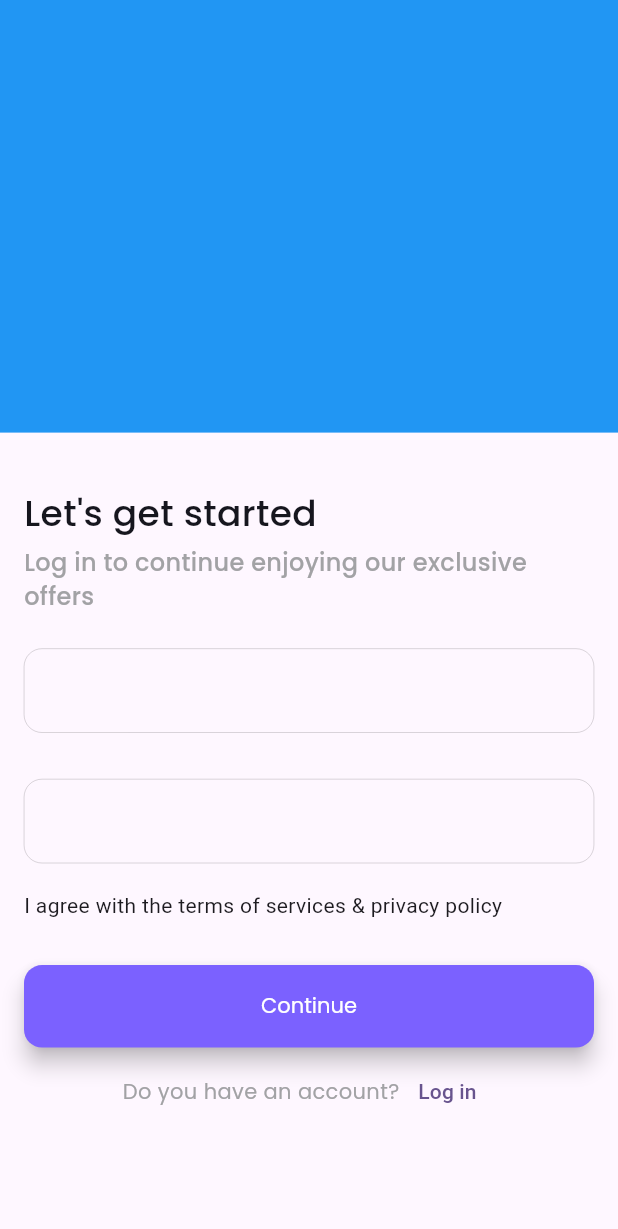
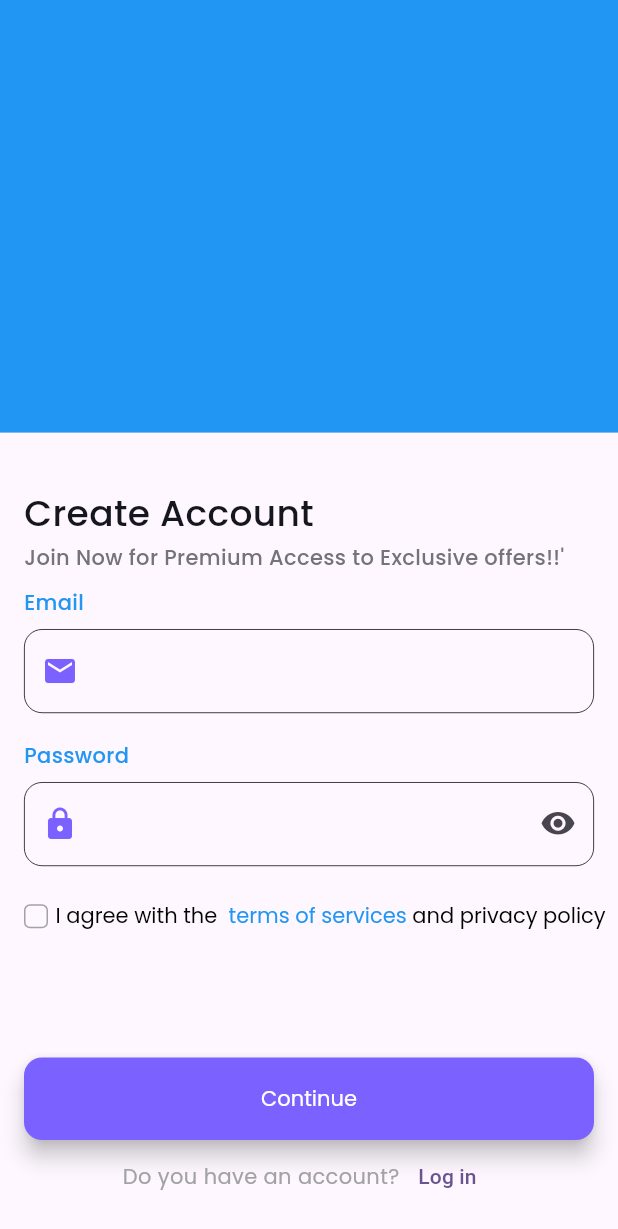
Before and after one commit to xclusiveskate/cloth_shopping_app, a Flutter app: the SignUpPage screen opened directly, on a phone screen of 412 x 824 dp. Shown: the top 1229 px of the screen. Run offline on Flutter 3.47's test engine with Material 3 defaults, Android fonts, the phone set to English and light mode, and no system bars; our stand-ins replace flutter_svg, gap, google_fonts.

Commit message:
password recovery page designed

```diff
--- a/lib/routes/exports.dart
+++ b/lib/routes/exports.dart
@@ -1,3 +1,4 @@
+export 'package:cloth_shopping_app/views/screens/auth/forgot_password.dart';
 export 'package:cloth_shopping_app/views/screens/auth/login_page.dart';
 export 'package:cloth_shopping_app/views/screens/auth/signup_page.dart';
 export 'package:cloth_shopping_app/views/screens/notifications/notification_permission.dart';
--- a/lib/routes/route.dart
+++ b/lib/routes/route.dart
@@ -17,6 +17,8 @@ class RouteGenerator {
         return materialPageRoute(const SignInPage());
       case SignUpPage.id:
         return materialPageRoute(const SignUpPage());
+      case ForgotPasswordPage.id:
+        return materialPageRoute(const ForgotPasswordPage());
 
       default:
         return materialPageRoute(const OnboardingScreen());
--- /dev/null
+++ b/lib/views/components/custom_checkbox.dart
@@ -0,0 +1,45 @@
+// ignore_for_file: library_private_types_in_public_api, prefer_const_constructors
+
+import 'package:cloth_shopping_app/constants/colors.dart';
+import 'package:flutter/material.dart';
+
+class CustomCheckbox extends StatefulWidget {
+  final bool value;
+  final ValueChanged<bool>? onChanged;
+
+  const CustomCheckbox({
+    super.key,
+    required this.value,
+    required this.onChanged,
+  });
+
+  @override
+  _CustomCheckboxState createState() => _CustomCheckboxState();
+}
+
+class _CustomCheckboxState extends State<CustomCheckbox> {
+  @override
+  Widget build(BuildContext context) {
+    return GestureDetector(
+      onTap: () {
+        widget.onChanged?.call(!widget.value);
+      },
+      child: Container(
+        height: 16,
+        width: 16,
+        decoration: BoxDecoration(
+          border: Border.all(color: blackColor40),
+          borderRadius: BorderRadius.circular(4),
+          color: widget.value ? primaryColor : Colors.transparent,
+        ),
+        child: widget.value
+            ? Icon(
+                Icons.check,
+                color: Colors.white,
+                size: 12,
+              )
+            : null,
+      ),
+    );
+  }
+}
--- a/lib/views/components/input_field.dart
+++ b/lib/views/components/input_field.dart
@@ -1,3 +1,5 @@
+// ignore_for_file: must_be_immutable
+
 import 'package:cloth_shopping_app/constants/colors.dart';
 import 'package:flutter/material.dart';
 
@@ -13,7 +15,7 @@ class CustomTextField extends StatelessWidget {
 
   String? hintText;
   IconData? prefixIcon;
-  IconData? suffixIcon;
+  Widget? suffixIcon;
   final TextEditingController controller;
   Function(String value)? onChanged;
 
@@ -26,12 +28,16 @@ class CustomTextField extends StatelessWidget {
         onChanged: onChanged,
         decoration: InputDecoration(
           hintText: hintText,
-          suffixIcon: Icon(suffixIcon),
-          prefixIcon: Icon(prefixIcon),
+          suffixIcon: suffixIcon,
+          prefixIcon: Icon(
+            prefixIcon,
+            color: primaryColor,
+          ),
           enabledBorder: OutlineInputBorder(
             borderSide: const BorderSide(
-                color: Colors.black, // Transparent border
-                width: 0.1),
+              color: Colors.black, // Transparent border
+              width: 0.5,
+            ),
             borderRadius: BorderRadius.circular(12), // Rounded border
           ),
           focusedBorder: OutlineInputBorder(
--- /dev/null
+++ b/lib/views/components/label_text.dart
@@ -0,0 +1,22 @@
+import 'package:cloth_shopping_app/views/components/app_styles.dart';
+import 'package:flutter/material.dart';
+
+class LabelText extends StatelessWidget {
+  final String labelText;
+  const LabelText({super.key, required this.labelText});
+
+  @override
+  Widget build(BuildContext context) {
+    return Align(
+      alignment: Alignment.topLeft,
+      child: Text(
+        labelText,
+        style: textStyle(
+          color: Colors.blue,
+          size: 14,
+          weight: FontWeight.w500,
+        ),
+      ),
+    );
+  }
+}
--- a/lib/views/screens/auth/login_page.dart
+++ b/lib/views/screens/auth/login_page.dart
@@ -3,6 +3,7 @@ import 'package:cloth_shopping_app/routes/exports.dart';
 import 'package:cloth_shopping_app/views/components/app_styles.dart';
 import 'package:cloth_shopping_app/views/components/elevated_button.dart';
 import 'package:cloth_shopping_app/views/components/input_field.dart';
+import 'package:cloth_shopping_app/views/components/label_text.dart';
 import 'package:flutter/material.dart';
 import 'package:gap/gap.dart';
 
@@ -52,11 +53,14 @@ class _SignInPageState extends State<SignInPage> {
                                 color: blackColor40,
                                 weight: FontWeight.w500)),
                         const Gap(20),
+                        const LabelText(labelText: "Email"),
                         CustomTextField(
                           controller: controller,
                           hintText: "Email address",
                           prefixIcon: Icons.mail,
                         ),
+                        const Gap(15),
+                        const LabelText(labelText: "Password"),
                         CustomTextField(
                           controller: controller,
                           hintText: "Password",
@@ -65,8 +69,11 @@ class _SignInPageState extends State<SignInPage> {
                         Align(
                           alignment: Alignment.center,
                           child: TextButton(
-                            onPressed: () {},
-                            child: const Text("Forgot Password"),
+                            onPressed: () {
+                              Navigator.pushNamed(
+                                  context, ForgotPasswordPage.id);
+                            },
+                            child: const Text("Forgot Password??"),
                           ),
                         ),
                       ],
--- a/lib/views/screens/auth/signup_page.dart
+++ b/lib/views/screens/auth/signup_page.dart
@@ -1,8 +1,12 @@
 import 'package:cloth_shopping_app/constants/colors.dart';
 import 'package:cloth_shopping_app/constants/padding.dart';
 import 'package:cloth_shopping_app/views/components/app_styles.dart';
+import 'package:cloth_shopping_app/views/components/custom_checkbox.dart';
 import 'package:cloth_shopping_app/views/components/elevated_button.dart';
 import 'package:cloth_shopping_app/views/components/input_field.dart';
+import 'package:cloth_shopping_app/views/components/label_text.dart';
+import 'package:cloth_shopping_app/views/screens/auth/login_page.dart';
+import 'package:flutter/gestures.dart';
 import 'package:flutter/material.dart';
 import 'package:gap/gap.dart';
 
@@ -16,6 +20,7 @@ class SignUpPage extends StatefulWidget {
 
 class _SignUpPageState extends State<SignUpPage> {
   final controller = TextEditingController();
+  bool isChecked = false;
   @override
   Widget build(BuildContext context) {
     return Scaffold(
@@ -33,34 +38,82 @@ class _SignUpPageState extends State<SignUpPage> {
                 child: Padding(
               padding: const EdgeInsets.all(16.0),
               child: Column(
+                children: [
+                  Column(
                     crossAxisAlignment: CrossAxisAlignment.stretch,
                     children: [
                       Text(
-                    "Let's get started",
+                        "Create Account",
                         style: textStyle(
-                        size: 24, color: blackColor, weight: FontWeight.w500),
+                            size: 24,
+                            color: blackColor,
+                            weight: FontWeight.w500),
                       ),
+                      const Gap(3),
+                      Text("Join Now for Premium Access to Exclusive offers!!'",
+                          style: textStyle(
+                              size: 14,
+                              color: blackColor60,
+                              weight: FontWeight.w500)),
+                      const Gap(10),
+                      const LabelText(labelText: "Email"),
+                      CustomTextField(
+                        controller: controller,
+                        prefixIcon: Icons.mail,
+                      ),
+                      const Gap(10),
+                      const LabelText(labelText: "Password"),
+                      CustomTextField(
+                        controller: controller,
+                        prefixIcon: Icons.lock,
+                        suffixIcon: IconButton(
+                            onPressed: () {},
+                            icon: const Icon(Icons.visibility_sharp)),
+                      ),
+                      const Gap(15),
+                      Row(
+                        children: [
+                          CustomCheckbox(
+                              value: isChecked,
+                              onChanged: (value) {
+                                isChecked = value;
+                                setState(() {});
+                              }),
                           const Gap(5),
-                  Text("Log in to continue enjoying our exclusive offers",
-                      style: textStyle(
-                          size: 16,
-                          color: blackColor40,
-                          weight: FontWeight.w500)),
-                  const Gap(15),
-                  CustomTextField(controller: controller),
-                  const Gap(15),
-                  CustomTextField(controller: controller),
-                  const Gap(10),
-                  const Text(
-                      "I agree with the terms of services & privacy policy"),
-                  const Gap(30),
+                          RichText(
+                            text: TextSpan(
+                              children: [
+                                TextSpan(
+                                    text: "I agree with the  ",
+                                    style: textStyle(color: Colors.black)),
+                                TextSpan(
+                                    text: "terms of services",
+                                    recognizer: TapGestureRecognizer()
+                                      ..onTap = () {
+                                        print("Terms of service is here");
+                                      },
+                                    style: textStyle(color: Colors.blue)),
+                                TextSpan(
+                                    text: " and privacy policy",
+                                    style: textStyle(color: Colors.black)),
+                              ],
+                            ),
+                          ),
+                        ],
+                      )
+                    ],
+                  ),
+                  // const Text(
+                  //     "I agree with the terms of services & privacy policy"),
+                  const Spacer(),
+                  Column(
+                    children: [
                       CustomElevatedButton(
                           onPressed: () {},
                           child: Text(
                             "Continue",
                             style: textStyle(color: whiteColor),
                           )),
-                  const Gap(5),
                       Row(
                         mainAxisAlignment: MainAxisAlignment.center,
                         children: [
@@ -70,9 +123,12 @@ class _SignUpPageState extends State<SignUpPage> {
                           ),
                           TextButton(
                               onPressed: () {
-                            Navigator.pushNamed(context, SignUpPage.id);
+                                Navigator.pushReplacementNamed(
+                                    context, SignInPage.id);
                               },
                               child: const Text("Log in"))
+                        ],
+                      )
                     ],
                   )
                 ],
```
Also changed, not shown: lib/views/screens/auth/forgot_password.dart (added, +78 -0 lines). Lines whose indentation alone changed are shown as unchanged.
